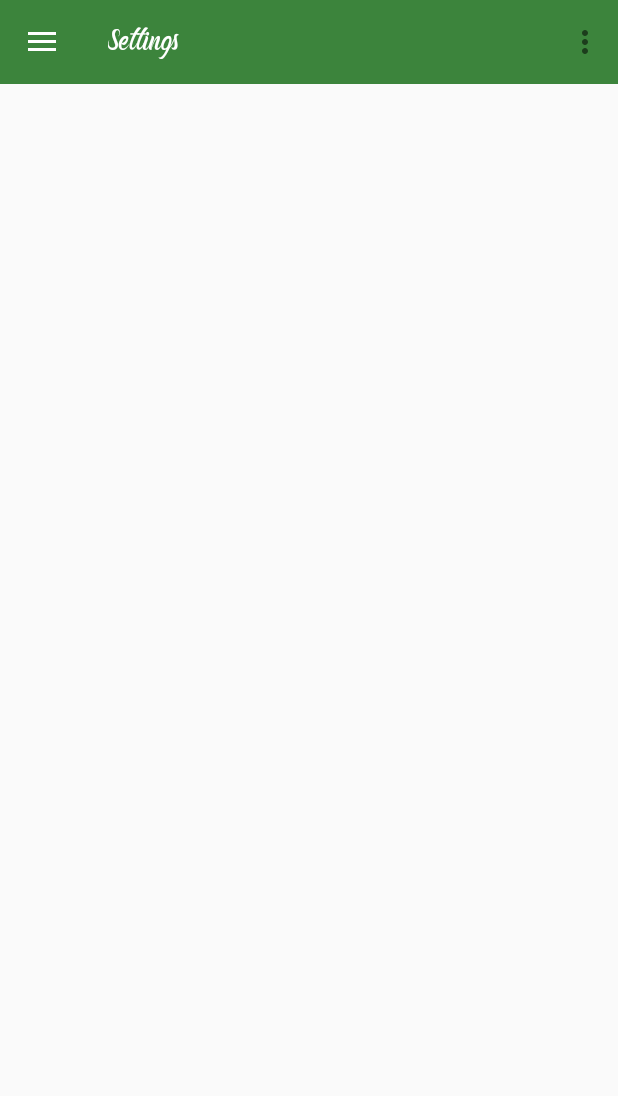
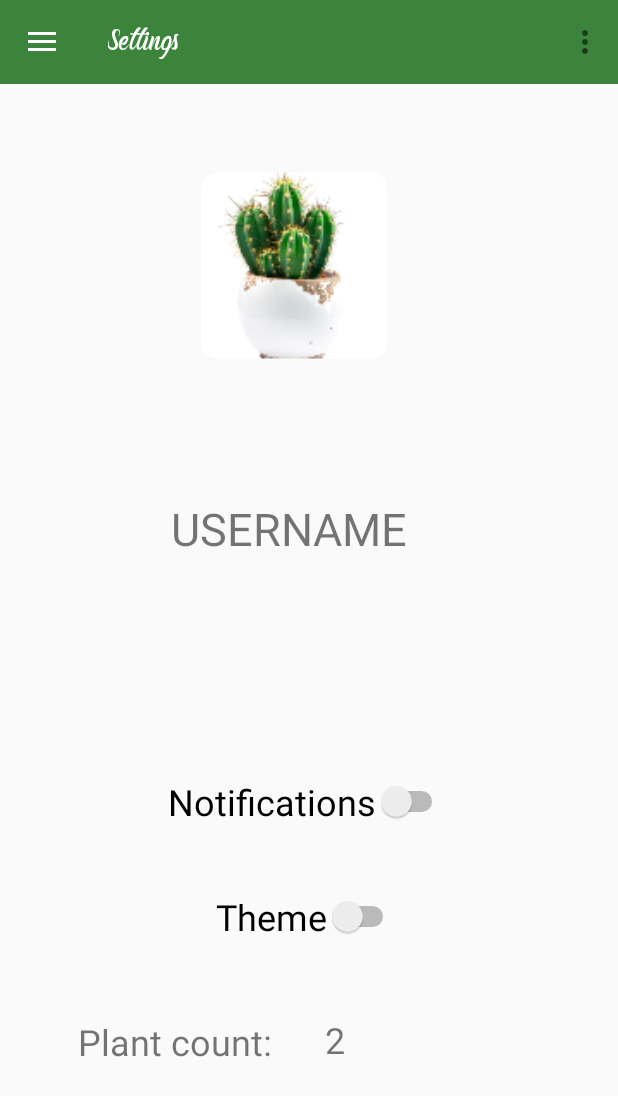
Before and after one commit to TomazMazej/plant_care, an Android app: the screen it shows after launch (MainActivity), in the side drawer, after a tap on "Settings", on a phone screen of 412 x 824 dp. Shown: the top 1096 px of the screen. Run offline under Robolectric (Android 15) with nearby library versions, the phone set to English and light mode, and no system bars.

Commit message:
Design for settings and sign up corection

```diff
--- a/app/src/main/java/com/mazej/plantcare/fragments/SettingsFragment.java
+++ b/app/src/main/java/com/mazej/plantcare/fragments/SettingsFragment.java
@@ -24,7 +24,7 @@ public class SettingsFragment extends Fragment {
     @Override
     public View onCreateView(@NonNull LayoutInflater inflater, @Nullable ViewGroup container, @Nullable Bundle savedInstanceState) {
 
-        View view = inflater.inflate(R.layout.fragment_search_plants, container, false);
+        View view = inflater.inflate(R.layout.fragment_settings, container, false);
 
         toolbar.setTitleTextColor(Color.WHITE);
         toolbar.setTitle("Settings");
--- a/app/src/main/res/layout/fragment_settings.xml
+++ b/app/src/main/res/layout/fragment_settings.xml
@@ -1,6 +1,91 @@
 <?xml version="1.0" encoding="utf-8"?>
 <androidx.constraintlayout.widget.ConstraintLayout
-    xmlns:android="http://schemas.android.com/apk/res/android" android:layout_width="match_parent"
+    xmlns:android="http://schemas.android.com/apk/res/android"
+    xmlns:app="http://schemas.android.com/apk/res-auto"
+    xmlns:tools="http://schemas.android.com/tools"
+    android:layout_width="match_parent"
     android:layout_height="match_parent">
 
+    <TextView
+        android:id="@+id/USERNAME"
+        android:layout_width="164dp"
+        android:layout_height="42dp"
+        android:layout_marginStart="114dp"
+        android:layout_marginLeft="114dp"
+        android:layout_marginTop="70dp"
+        android:layout_marginBottom="65dp"
+        android:text="USERNAME"
+        android:textSize="30sp"
+        app:layout_constraintBottom_toTopOf="@+id/constraintLayout"
+        app:layout_constraintStart_toStartOf="parent"
+        app:layout_constraintTop_toBottomOf="@+id/Username_picture" />
+
+    <ImageView
+        android:id="@+id/Username_picture"
+        android:layout_width="124dp"
+        android:layout_height="131dp"
+        android:layout_marginStart="134dp"
+        android:layout_marginLeft="134dp"
+        android:layout_marginTop="111dp"
+        app:layout_constraintStart_toStartOf="parent"
+        app:layout_constraintTop_toTopOf="parent"
+        app:srcCompat="@mipmap/cactus" />
+
+    <androidx.constraintlayout.widget.ConstraintLayout
+        android:id="@+id/constraintLayout"
+        android:layout_width="411dp"
+        android:layout_height="366dp"
+        app:layout_constraintBottom_toBottomOf="parent"
+        app:layout_constraintStart_toStartOf="parent">
+
+        <TextView
+            android:id="@+id/Plant_count_text"
+            android:layout_width="wrap_content"
+            android:layout_height="wrap_content"
+            android:layout_marginStart="52dp"
+            android:layout_marginLeft="52dp"
+            android:layout_marginTop="220dp"
+            android:text="Plant count: "
+            android:textSize="24sp"
+            app:layout_constraintStart_toStartOf="parent"
+            app:layout_constraintTop_toTopOf="parent" />
+
+        <Switch
+            android:id="@+id/Notifications_switch"
+            android:layout_width="wrap_content"
+            android:layout_height="wrap_content"
+            android:layout_marginStart="112dp"
+            android:layout_marginLeft="112dp"
+            android:layout_marginTop="60dp"
+            android:text="Notifications"
+            android:textSize="24sp"
+            app:layout_constraintStart_toStartOf="parent"
+            app:layout_constraintTop_toTopOf="parent" />
+
+        <Switch
+            android:id="@+id/Theme_switch"
+            android:layout_width="wrap_content"
+            android:layout_height="wrap_content"
+            android:layout_marginStart="144dp"
+            android:layout_marginLeft="144dp"
+            android:layout_marginTop="44dp"
+            android:text="Theme"
+            android:textSize="24sp"
+            app:layout_constraintStart_toStartOf="parent"
+            app:layout_constraintTop_toBottomOf="@+id/Notifications_switch" />
+
+        <TextView
+            android:id="@+id/Plant_count"
+            android:layout_width="0dp"
+            android:layout_height="33dp"
+            android:layout_marginEnd="181dp"
+            android:layout_marginRight="181dp"
+            android:layout_marginBottom="114dp"
+            android:text="2"
+            android:textSize="24sp"
+            app:layout_constraintBottom_toBottomOf="parent"
+            app:layout_constraintEnd_toEndOf="parent" />
+
+    </androidx.constraintlayout.widget.ConstraintLayout>
+
 </androidx.constraintlayout.widget.ConstraintLayout>
--- a/build.gradle
+++ b/build.gradle
@@ -8,7 +8,7 @@ buildscript {
 
     }
     dependencies {
-        classpath 'com.android.tools.build:gradle:3.6.3'
+        classpath 'com.android.tools.build:gradle:4.1.3'
 
 
         // NOTE: Do not place your application dependencies here; they belong
```
Also changed, not shown: app/src/main/res/layout/fragment_main.xml (+5 -5 lines), app/src/main/res/layout/fragment_sing_up.xml (+59 -27 lines), gradle/wrapper/gradle-wrapper.properties.
